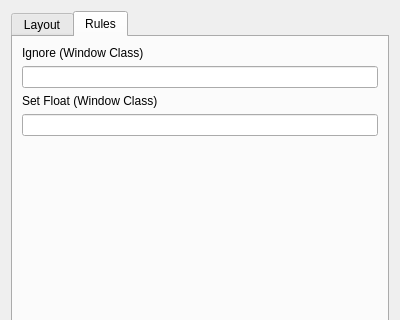
Before: the Qt Designer form res/config.ui in Bismuth-Forge/bismuth, drawn with Qt 5; both pictures show x 0 to 400 and y 0 to 320 of the 400 by 460 pixel window.
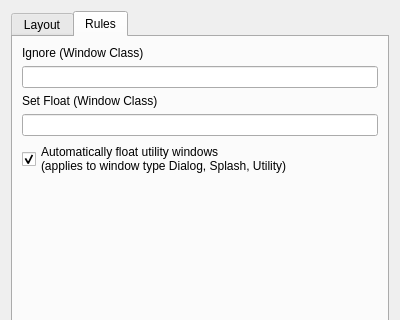
After: the same form once the commit is applied. The open tabs and pages were chosen to show the change.

Commit message:
auto-float utility windows
 - tests if window type is any of dialog, splash, and utility.
 - adds user option `floatUtility`.
- implements the feature suggested by user in #7

Diff of the .ui file:
```diff
--- a/res/config.ui
+++ b/res/config.ui
@@ -220,6 +220,17 @@
          <item>
           <widget class="QLineEdit" name="kcfg_floatingClass"/>
          </item>
+         <item>
+          <widget class="QCheckBox" name="kcfg_floatUtility">
+           <property name="text">
+            <string>Automatically float utility windows
+(applies to window type Dialog, Splash, Utility)</string>
+           </property>
+           <property name="checked">
+            <bool>true</bool>
+           </property>
+          </widget>
+         </item>
          <item>
           <spacer name="rulesIntroSpace">
            <property name="orientation">
```
The commit also changes 5 other files.
